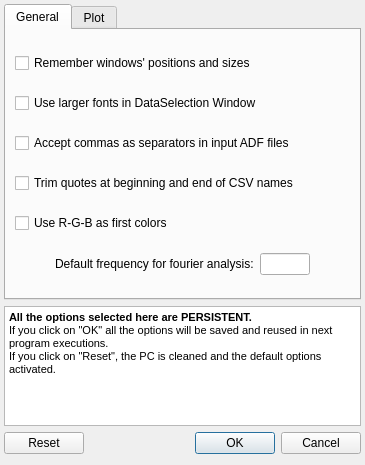
Qt form Dialogs/CProgOptions.ui (max-privato/PlotXY_OpenSource) before a commit.
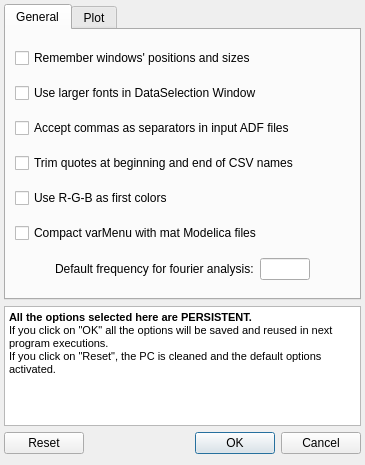
The same form after that commit.

Commit message:
THIS IS A MAJOR CODE RESTRUCTURING It includes last two years updates from a local PlotXY copy. In particular: - Addition of the 4-6-8 button to allow for up to 8 plot windows - Addition of curve colour customisation - Addition of Modelica reading compatibility - Code refining to dramatically reduce the number of warnings - Other minor enhancements.
Obviously the open-source version still does not contain the code to
read ATP files, which remains classified.

```diff
--- a/Dialogs/CProgOptions.ui
+++ b/Dialogs/CProgOptions.ui
@@ -80,6 +80,13 @@
          </property>
         </widget>
        </item>
+       <item>
+        <widget class="QCheckBox" name="CompactMMCkb">
+         <property name="text">
+          <string>Compact varMenu with mat Modelica files</string>
+         </property>
+        </widget>
+       </item>
        <item>
         <layout class="QHBoxLayout" name="horizontalLayout" stretch="0,8,0,0">
          <item>
```
Left out of the diff: 8 changed lines with no effect on the pictures. The commit also changes 42 other files.
